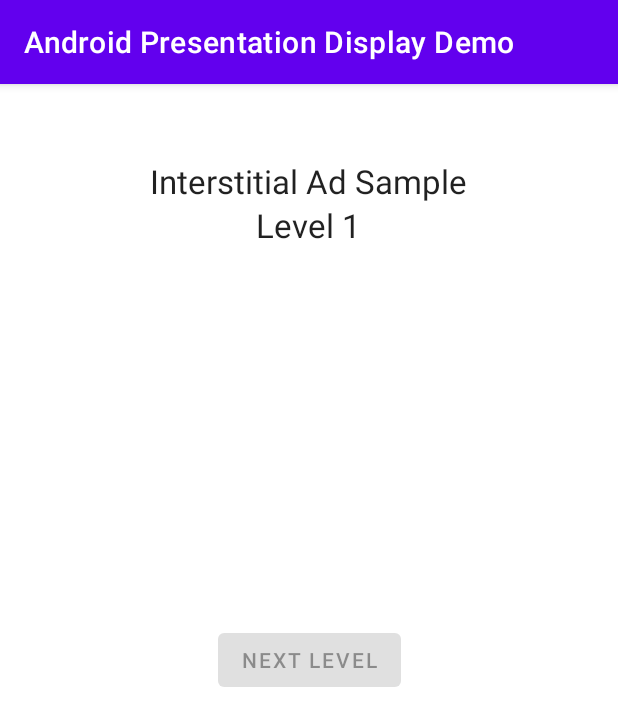
After one commit to HelloImKevo/AndroidPresentationDisplayDemo, an Android app: the fragment AdMobFragment shown on its own in the app's theme, on a phone screen of 412 x 824 dp. The commit adds this screen. Shown: the top 726 px of the screen. Run offline under Robolectric (Android 15) with nearby library versions, the phone set to English and light mode, and no system bars; our stand-ins replace AdMob; 1 statement that could not run was skipped.

Commit message:
Integrate Android Studio Dolphin AdMob project boilerplate to show AdMob test ads (#2)
Test Plan:
- Launch the app.
- Click on the AdMob option in the side navigation drawer.
- Confirm Toast Messages show.
- Click on the "NEXT LEVEL" button.
- Confirm that full screen test ads are shown.

```diff
--- a/app/build.gradle.kts
+++ b/app/build.gradle.kts
@@ -44,6 +44,8 @@ android {
 dependencies {
     implementation("com.google.android.material:material:1.4.0")
 
+    implementation("com.google.android.gms:play-services-ads:21.5.0")
+
     implementation("androidx.core:core-ktx:1.5.0")
     implementation("androidx.appcompat:appcompat:1.3.0")
     implementation("androidx.recyclerview:recyclerview:1.2.0")
--- /dev/null
+++ b/app/src/main/java/com/kevo/displaydemo/ui/admob/AdMobFragment.kt
@@ -0,0 +1,160 @@
+package com.kevo.displaydemo.ui.admob
+
+import android.os.Bundle
+import android.util.Log
+import android.view.LayoutInflater
+import android.view.View
+import android.view.ViewGroup
+import android.widget.Button
+import android.widget.TextView
+import android.widget.Toast
+import androidx.fragment.app.Fragment
+import androidx.lifecycle.ViewModelProvider
+import com.google.android.gms.ads.AdError
+import com.google.android.gms.ads.AdRequest
+import com.google.android.gms.ads.FullScreenContentCallback
+import com.google.android.gms.ads.LoadAdError
+import com.google.android.gms.ads.MobileAds
+import com.google.android.gms.ads.interstitial.InterstitialAd
+import com.google.android.gms.ads.interstitial.InterstitialAdLoadCallback
+import com.kevo.displaydemo.R
+import com.kevo.displaydemo.databinding.FragmentAdmobBinding
+import java.util.Locale
+
+// Remove the line below after defining your own ad unit ID.
+private const val TOAST_TEXT = "Test ads are being shown. " +
+        "To show live ads, replace the ad unit ID in res/values/strings.xml " +
+        "with your own ad unit ID."
+private const val START_LEVEL = 1
+
+class AdMobFragment : Fragment() {
+
+    private var _binding: FragmentAdmobBinding? = null
+
+    // This property is only valid between onCreateView and
+    // onDestroyView.
+    private val binding get() = _binding!!
+
+    private var currentLevel: Int = 0
+    private var interstitialAd: InterstitialAd? = null
+    private lateinit var nextLevelButton: Button
+    private lateinit var levelTextView: TextView
+
+    override fun onCreateView(
+        inflater: LayoutInflater,
+        container: ViewGroup?,
+        savedInstanceState: Bundle?
+    ): View {
+        // TODO: Do something with it
+        val viewModel =
+            ViewModelProvider(this).get(AdMobViewModel::class.java)
+
+        _binding = FragmentAdmobBinding.inflate(inflater, container, false)
+        val root: View = binding.root
+
+        // AdMob initialization
+        MobileAds.initialize(
+            requireActivity()
+        ) { }
+        // Load the InterstitialAd and set the adUnitId (defined in values/strings.xml).
+        loadInterstitialAd()
+
+        // Create the next level button, which tries to show an interstitial when clicked.
+        nextLevelButton = binding.nextLevelButton
+        nextLevelButton.isEnabled = false
+        nextLevelButton.setOnClickListener { showInterstitial() }
+
+        levelTextView = binding.level
+        // Create the text view to show the level number.
+        currentLevel = START_LEVEL
+
+        // Toasts the test ad message on the screen. Remove this after defining your own ad unit ID.
+        Toast.makeText(requireActivity(), TOAST_TEXT, Toast.LENGTH_LONG).show()
+
+        return root
+    }
+
+    override fun onDestroyView() {
+        super.onDestroyView()
+        _binding = null
+    }
+
+    private fun loadInterstitialAd() {
+        val adRequest = AdRequest.Builder().build()
+        InterstitialAd.load(requireActivity(),
+            getString(R.string.interstitial_ad_unit_id),
+            adRequest,
+            object : InterstitialAdLoadCallback() {
+                override fun onAdLoaded(ad: InterstitialAd) {
+                    // The interstitialAd reference will be null until
+                    // an ad is loaded.
+                    interstitialAd = ad
+                    nextLevelButton.isEnabled = true
+                    Toast.makeText(requireActivity(), "onAdLoaded()", Toast.LENGTH_SHORT)
+                        .show()
+                    ad.fullScreenContentCallback = object : FullScreenContentCallback() {
+                        override fun onAdDismissedFullScreenContent() {
+                            // Called when fullscreen content is dismissed.
+                            // Make sure to set your reference to null so you don't
+                            // show it a second time.
+                            interstitialAd = null
+                            Log.d(TAG, "The ad was dismissed.")
+                        }
+
+                        override fun onAdFailedToShowFullScreenContent(adError: AdError) {
+                            // Called when fullscreen content failed to show.
+                            // Make sure to set your reference to null so you don't
+                            // show it a second time.
+                            interstitialAd = null
+                            Log.d(TAG, "The ad failed to show.")
+                        }
+
+                        override fun onAdShowedFullScreenContent() {
+                            // Called when fullscreen content is shown.
+                            Log.d(TAG, "The ad was shown.")
+                        }
+                    }
+                }
+
+                override fun onAdFailedToLoad(loadAdError: LoadAdError) {
+                    // Handle the error
+                    Log.i(TAG, loadAdError.message)
+                    interstitialAd = null
+                    nextLevelButton.isEnabled = true
+                    val error: String = String.format(
+                        Locale.ENGLISH,
+                        "domain: %s, code: %d, message: %s",
+                        loadAdError.domain,
+                        loadAdError.code,
+                        loadAdError.message
+                    )
+                    Toast.makeText(
+                        requireActivity(),
+                        "onAdFailedToLoad() with error: $error", Toast.LENGTH_SHORT
+                    ).show()
+                }
+            })
+    }
+
+    private fun showInterstitial() {
+        // Show the ad if it"s ready. Otherwise toast and reload the ad.
+        if (interstitialAd != null) {
+            interstitialAd!!.show(requireActivity())
+        } else {
+            Toast.makeText(requireActivity(), "Ad did not load", Toast.LENGTH_SHORT).show()
+            goToNextLevel()
+        }
+    }
+
+    private fun goToNextLevel() {
+        // Show the next level and reload the ad to prepare for the level after.
+        levelTextView.text = "Level " + (++currentLevel)
+        if (interstitialAd == null) {
+            loadInterstitialAd()
+        }
+    }
+
+    companion object {
+        private const val TAG = "AdMobFragment"
+    }
+}
--- /dev/null
+++ b/app/src/main/java/com/kevo/displaydemo/ui/admob/AdMobViewModel.kt
@@ -0,0 +1,13 @@
+package com.kevo.displaydemo.ui.admob
+
+import androidx.lifecycle.LiveData
+import androidx.lifecycle.MutableLiveData
+import androidx.lifecycle.ViewModel
+
+class AdMobViewModel : ViewModel() {
+
+    private val _text = MutableLiveData<String>().apply {
+        value = "This is the AdMob Fragment"
+    }
+    val text: LiveData<String> = _text
+}
--- /dev/null
+++ b/app/src/main/res/layout/fragment_admob.xml
@@ -0,0 +1,47 @@
+<?xml version="1.0" encoding="utf-8"?>
+<androidx.constraintlayout.widget.ConstraintLayout xmlns:android="http://schemas.android.com/apk/res/android"
+    xmlns:app="http://schemas.android.com/apk/res-auto"
+    xmlns:tools="http://schemas.android.com/tools"
+    android:layout_width="match_parent"
+    android:layout_height="match_parent"
+    tools:context=".ui.admob.AdMobFragment">
+
+    <Button
+        android:id="@+id/next_level_button"
+        android:layout_width="wrap_content"
+        android:layout_height="wrap_content"
+        android:layout_centerHorizontal="true"
+        android:layout_centerVertical="true"
+        android:text="@string/next_level"
+        app:layout_constraintBottom_toBottomOf="parent"
+        app:layout_constraintEnd_toEndOf="parent"
+        app:layout_constraintStart_toStartOf="parent"
+        app:layout_constraintTop_toTopOf="parent" />
+
+    <LinearLayout
+        android:layout_width="match_parent"
+        android:layout_height="wrap_content"
+        android:orientation="vertical"
+        app:layout_constraintEnd_toEndOf="parent"
+        app:layout_constraintStart_toStartOf="parent"
+        app:layout_constraintTop_toTopOf="parent">
+
+        <!-- view for AdMob Interstitial Ad -->
+        <TextView
+            android:id="@+id/app_title"
+            android:layout_width="wrap_content"
+            android:layout_height="wrap_content"
+            android:layout_gravity="center_horizontal"
+            android:layout_marginTop="50dp"
+            android:text="@string/interstitial_ad_sample"
+            android:textAppearance="?android:attr/textAppearanceLarge" />
+
+        <TextView
+            android:id="@+id/level"
+            android:layout_width="wrap_content"
+            android:layout_height="wrap_content"
+            android:layout_gravity="center_horizontal"
+            android:text="@string/start_level"
+            android:textAppearance="?android:attr/textAppearanceLarge" />
+    </LinearLayout>
+</androidx.constraintlayout.widget.ConstraintLayout>
--- a/app/src/main/res/menu/navigation_drawer.xml
+++ b/app/src/main/res/menu/navigation_drawer.xml
@@ -8,6 +8,10 @@
             android:id="@+id/nav_transform"
             android:icon="@drawable/ic_camera_black_24dp"
             android:title="@string/menu_transform" />
+        <item
+            android:id="@+id/nav_admob"
+            android:icon="@drawable/ic_admin_building_24dp"
+            android:title="@string/menu_admob" />
         <item
             android:id="@+id/nav_reflow"
             android:icon="@drawable/ic_gallery_black_24dp"
--- a/app/src/main/res/navigation/mobile_navigation.xml
+++ b/app/src/main/res/navigation/mobile_navigation.xml
@@ -10,6 +10,12 @@
         android:name="com.kevo.displaydemo.ui.transform.TransformFragment"
         android:label="@string/menu_transform"
         tools:layout="@layout/fragment_transform" />
+
+    <fragment
+        android:id="@+id/nav_admob"
+        android:name="com.kevo.displaydemo.ui.admob.AdMobFragment"
+        android:label="@string/menu_admob"
+        tools:layout="@layout/fragment_admob" />
 
     <fragment
         android:id="@+id/nav_reflow"
--- a/app/src/main/res/values/strings.xml
+++ b/app/src/main/res/values/strings.xml
@@ -8,6 +8,7 @@
     <string name="action_settings">Settings</string>
 
     <string name="menu_transform">Transform</string>
+    <string name="menu_admob">AdMob</string>
     <string name="menu_reflow">Reflow</string>
     <string name="menu_slideshow">Slideshow</string>
     <string name="menu_settings">Settings</string>
@@ -22,4 +23,13 @@
     <string name="image_view_item_transform_content_description">Represents an image view in the
         item
     </string>
+
+    <string name="interstitial_ad_sample">Interstitial Ad Sample</string>
+    <string name="start_level">Level 1</string>
+    <string name="next_level">Next Level</string>
+    <!-- -
+        This is an ad unit ID for an interstitial test ad. Replace with your own interstitial ad unit id.
+        For more information, see https://support.google.com/admob/answer/3052638
+    <!- -->
+    <string name="interstitial_ad_unit_id">ca-app-pub-3940256099942544/1033173712</string>
 </resources>
```
Also changed, not shown: app/src/main/AndroidManifest.xml (+13 -1 lines), app/src/main/java/com/kevo/displaydemo/MainActivity.kt (+9 -2 lines), app/src/main/res/drawable/ic_admin_building_24dp.xml (added, +36 -0 lines).
